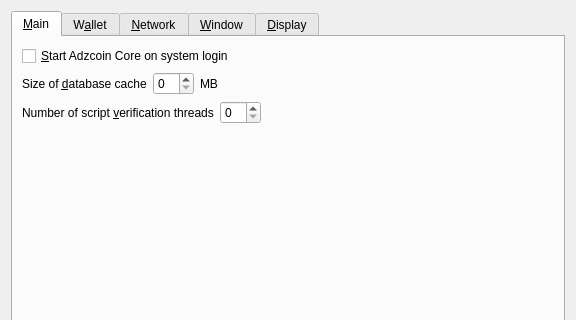
Above: src/qt/forms/optionsdialog.ui from coinmenace/adz before the change; both pictures show x 0 to 576 and y 0 to 320 of the 576 by 481 pixel window. Below: the same form after it.
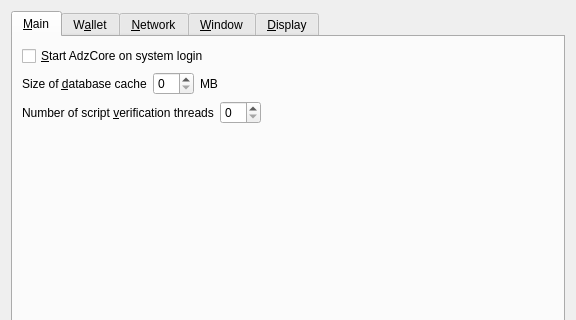
That is the form after the change. Custom widgets are drawn as their Qt base class.

```diff
--- a/src/qt/forms/optionsdialog.ui
+++ b/src/qt/forms/optionsdialog.ui
@@ -33,7 +33,7 @@
           <string>Automatically start Proton Core after logging in to the system.</string>
          </property>
          <property name="text">
-          <string>&amp;Start Adzcoin Core on system login</string>
+          <string>&amp;Start AdzCore on system login</string>
          </property>
         </widget>
        </item>
```
Left out of the diff: 2 changed lines with no effect on the pictures.
